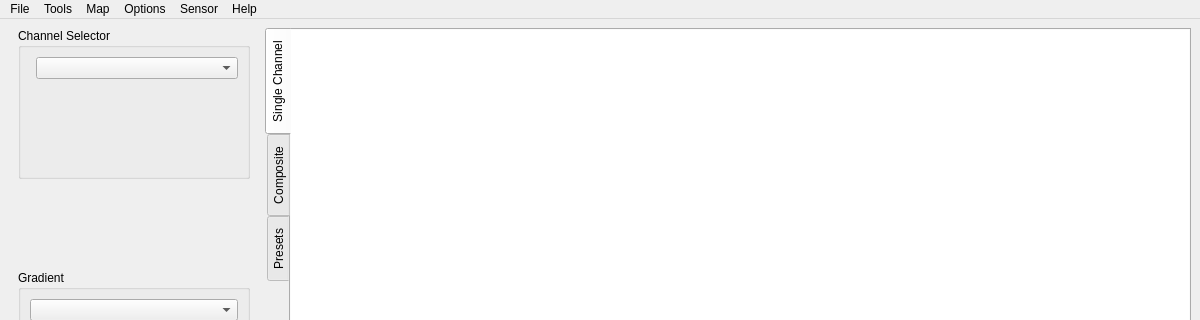
The window that src/qt/mainwindow.ui (Xerbo/LeanHRPT-Decode) describes before a commit, drawn with Qt 5; both pictures show x 0 to 1200 and y 0 to 320 of the 1200 by 660 pixel window.
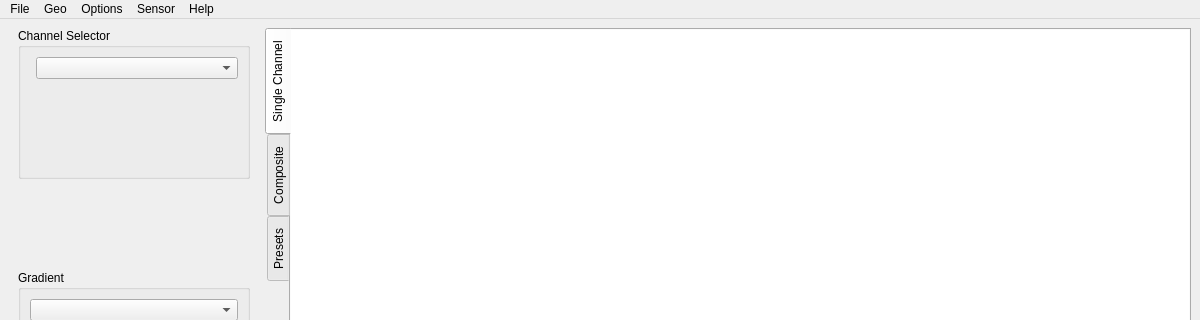
The same window after the commit. Icons and pictures are not drawn. Custom widgets are drawn as their Qt base class.

Commit message: Merge "Tools" and "Map"

What changed in the file:
```diff
--- a/src/qt/mainwindow.ui
+++ b/src/qt/mainwindow.ui
@@ -511,22 +511,16 @@
      <string>Sensor</string>
     </property>
    </widget>
-   <widget class="QMenu" name="menuTools">
+   <widget class="QMenu" name="menuGeo">
     <property name="title">
-     <string>Tools</string>
+     <string>Geo</string>
     </property>
-    <addaction name="actionGeoprojector"/>
-   </widget>
-   <widget class="QMenu" name="menuMap">
-    <property name="title">
-     <string>Map</string>
-    </property>
-    <addaction name="actionEnable_Overlay"/>
+    <addaction name="actionProjector"/>
+    <addaction name="separator"/>
     <addaction name="actionMap_Settings"/>
    </widget>
    <addaction name="menuFile"/>
-   <addaction name="menuTools"/>
-   <addaction name="menuMap"/>
+   <addaction name="menuGeo"/>
    <addaction name="menuOptions"/>
    <addaction name="menuSensor"/>
    <addaction name="menuHelp"/>
```
Left out of the diff: 5 changed lines with no effect on the pictures. The commit also changes 2 other files.
